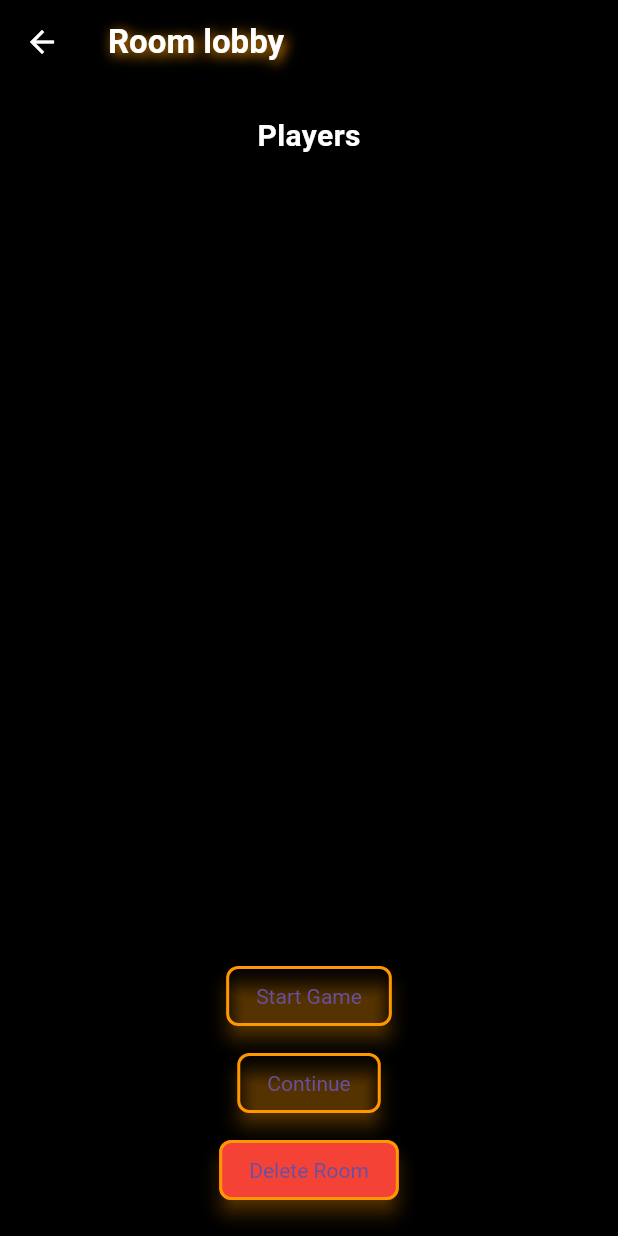
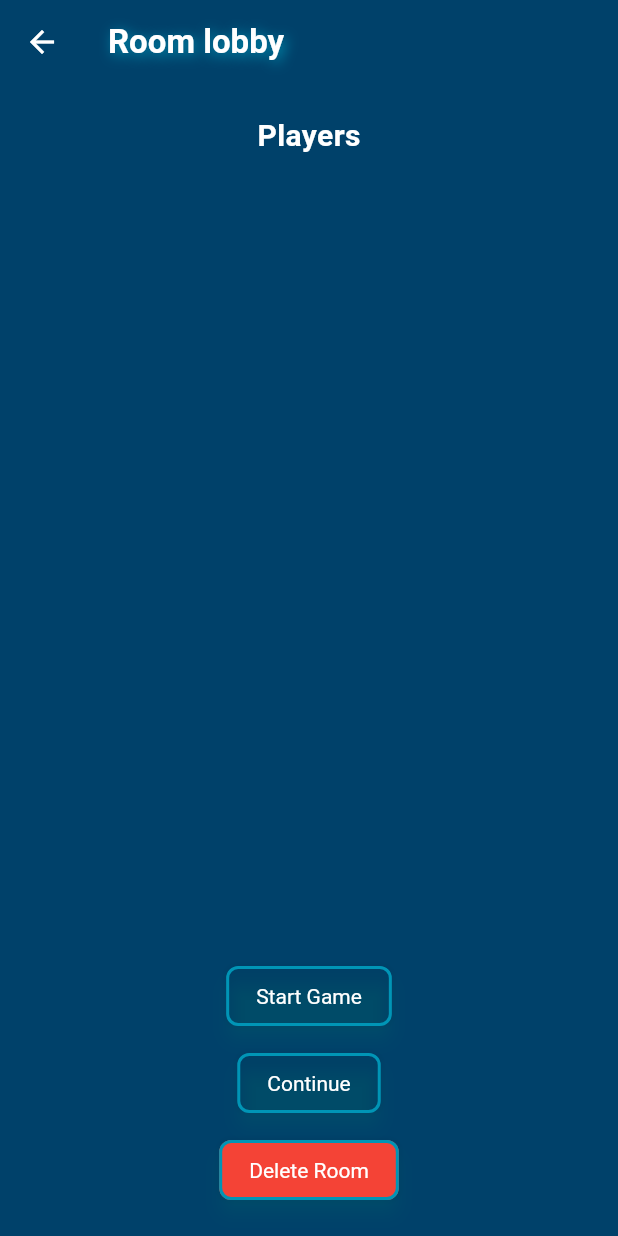
Before and after one commit to noclone/noquiz_client, a Flutter app: the AdminRoomLobbyPage screen opened directly with empty values, on a phone screen of 412 x 824 dp. Run offline on Flutter 3.47's test engine with Material 3 defaults, Android fonts, the light colour scheme and no system bars; our stand-ins replace shared_preferences, vibration; missing offline and left inert: qr_flutter_new; accounts and stored records are empty; network calls fail.

Commit message:
Light theme fixes

```diff
--- a/lib/components/color_manager.dart
+++ b/lib/components/color_manager.dart
@@ -2,7 +2,7 @@ import 'package:flutter/material.dart';
 import 'package:noquiz_client/utils/colors.dart';
 
 class ColorManager with ChangeNotifier {
-  AppColors _currentColors = darkColors;
+  AppColors _currentColors = lightColors;
 
   AppColors get currentColors => _currentColors;
 
--- a/lib/pages/admin/admin_room_lobby_page.dart
+++ b/lib/pages/admin/admin_room_lobby_page.dart
@@ -1,9 +1,11 @@
 import 'package:flutter/material.dart';
 import 'package:noquiz_client/components/appbar.dart';
+import 'package:noquiz_client/components/color_manager.dart';
 import 'package:noquiz_client/components/player_list.dart';
 import 'package:noquiz_client/pages/admin/game_page/admin_room_game_page.dart';
 import 'package:noquiz_client/utils/preferences.dart';
 import 'package:noquiz_client/utils/socket.dart';
+import 'package:provider/provider.dart';
 import 'package:web_socket_channel/web_socket_channel.dart';
 
 
@@ -99,6 +101,7 @@ class _AdminRoomLobbyPageState extends State<AdminRoomLobbyPage> {
 
   @override
   Widget build(BuildContext context) {
+    final colorManager = Provider.of<ColorManager>(context);
     return Scaffold(
       appBar: const NQAppBar(title: 'Room lobby'),
       body: SafeArea(
@@ -113,12 +116,12 @@ class _AdminRoomLobbyPageState extends State<AdminRoomLobbyPage> {
               const SizedBox(height: 20),
               ElevatedButton(
                 onPressed: _startGame,
-                child: const Text('Start Game'),
+                child: Text('Start Game', style: TextStyle(color: colorManager.currentColors.textPrimaryColor),),
               ),
               const SizedBox(height: 10),
               ElevatedButton(
                 onPressed: _continue,
-                child: const Text('Continue'),
+                child: Text('Continue', style: TextStyle(color: colorManager.currentColors.textPrimaryColor),),
               ),
               const SizedBox(height: 10),
               ElevatedButton(
@@ -126,7 +129,7 @@ class _AdminRoomLobbyPageState extends State<AdminRoomLobbyPage> {
                 style: ElevatedButton.styleFrom(
                   backgroundColor: Colors.red,
                 ),
-                child: const Text('Delete Room'),
+                child: Text('Delete Room', style: TextStyle(color: colorManager.currentColors.textPrimaryColor),),
               ),
             ],
           ),
--- a/lib/pages/admin/game_page/buzzes_section.dart
+++ b/lib/pages/admin/game_page/buzzes_section.dart
@@ -66,7 +66,7 @@ class _BuzzesSectionState extends State<BuzzesSection> {
           const SizedBox(height: 10),
           ElevatedButton(
             onPressed: resetBuzzers,
-            child: const Text('Reset Buzzers'),
+            child: Text('Reset Buzzers', style: TextStyle(color: colorManager.currentColors.textPrimaryColor),),
           ),
           Expanded(
             child: ListView.builder(
--- a/lib/pages/admin/game_page/questions_section.dart
+++ b/lib/pages/admin/game_page/questions_section.dart
@@ -121,7 +121,7 @@ class _QuestionsSectionState extends State<QuestionsSection> {
                 padding: const EdgeInsets.all(4.0),
                 child: ElevatedButton(
                   onPressed: () => fetchCategoryQuestions(theme),
-                  child: Text(theme),
+                  child: Text(theme, style: TextStyle(color: colorManager.currentColors.textPrimaryColor)),
                 ),
               );
             },
@@ -149,14 +149,17 @@ class _QuestionsSectionState extends State<QuestionsSection> {
                       children: [
                         IconButton(
                           icon: const Icon(Icons.skip_next),
+                          color: colorManager.currentColors.textPrimaryColor,
                           onPressed: () => skipQuestion(index),
                         ),
                         IconButton(
                           icon: const Icon(Icons.send),
+                          color: colorManager.currentColors.textPrimaryColor,
                           onPressed: () => sendQuestionToSocket(index),
                         ),
                         IconButton(
                           icon: const Icon(Icons.visibility),
+                          color: colorManager.currentColors.textPrimaryColor,
                           onPressed: () => sendShowAnswersToSocket(index),
                         ),
                       ],
--- a/lib/pages/admin/game_page/right_order_section.dart
+++ b/lib/pages/admin/game_page/right_order_section.dart
@@ -102,14 +102,17 @@ class _RightOrderSectionState extends State<RightOrderSection> {
                     children: [
                       IconButton(
                         icon: const Icon(Icons.skip_next),
+                        color: colorManager.currentColors.textPrimaryColor,
                         onPressed: () => skipQuestion(index),
                       ),
                       IconButton(
                         icon: const Icon(Icons.send),
+                        color: colorManager.currentColors.textPrimaryColor,
                         onPressed: () => sendQuestionToSocket(index),
                       ),
                       IconButton(
                         icon: const Icon(Icons.visibility),
+                        color: colorManager.currentColors.textPrimaryColor,
                         onPressed: () => sendShowAnswersToSocket(index),
                       ),
                     ],
--- a/lib/pages/admin/game_page/themes_section.dart
+++ b/lib/pages/admin/game_page/themes_section.dart
@@ -135,7 +135,7 @@ class _ThemesSectionState extends State<ThemesSection> {
                   padding: const EdgeInsets.all(4.0),
                   child: ElevatedButton(
                     onPressed: () => fetchThemeQuestions(theme),
-                    child: Text(theme),
+                    child: Text(theme, style: TextStyle(color: colorManager.currentColors.textPrimaryColor),),
                   ),
                 );
               } else if (index == themes.length) {
@@ -143,6 +143,7 @@ class _ThemesSectionState extends State<ThemesSection> {
                   padding: const EdgeInsets.all(4.0),
                   child: IconButton(
                     icon: const Icon(Icons.screen_share),
+                    color: colorManager.currentColors.textPrimaryColor,
                     onPressed: () => showThemes(),
                   ),
                 );
@@ -151,6 +152,7 @@ class _ThemesSectionState extends State<ThemesSection> {
                   padding: const EdgeInsets.all(4.0),
                   child: IconButton(
                     icon: const Icon(Icons.send),
+                    color: colorManager.currentColors.textPrimaryColor,
                     onPressed: () => sendThemeAnswers(),
                   ),
                 );
--- a/lib/pages/admin/game_page/timer_section.dart
+++ b/lib/pages/admin/game_page/timer_section.dart
@@ -87,7 +87,7 @@ class _TimerSectionState extends State<TimerSection> {
           const SizedBox(height: 10),
           ElevatedButton(
             onPressed: toggleTimerVisibility,
-            child: Text(isTimerVisible ? 'Hide Timer' : 'Show Timer'),
+            child: Text(isTimerVisible ? 'Hide Timer' : 'Show Timer', style: TextStyle(color: colorManager.currentColors.textPrimaryColor),),
           ),
           const SizedBox(height: 10),
           Visibility(
@@ -98,7 +98,7 @@ class _TimerSectionState extends State<TimerSection> {
                 const SizedBox(height: 20),
                 ElevatedButton(
                   onPressed: toggleTimer,
-                  child: Text(isTimerRunning ? 'Pause Timer' : 'Start Timer'),
+                  child: Text(isTimerRunning ? 'Pause Timer' : 'Start Timer', style: TextStyle(color: colorManager.currentColors.textPrimaryColor),),
                 ),
                 const SizedBox(height: 5),
                 ElevatedButton(
@@ -108,7 +108,7 @@ class _TimerSectionState extends State<TimerSection> {
                     });
                     _resetTimer();
                   },
-                  child: const Text('Reset Timer'),
+                  child: Text('Reset Timer', style: TextStyle(color: colorManager.currentColors.textPrimaryColor),),
                 ),
               ],
             ),
--- a/lib/pages/display/display_room_lobby_page.dart
+++ b/lib/pages/display/display_room_lobby_page.dart
@@ -109,7 +109,7 @@ class _DisplayRoomLobbyPageState extends State<DisplayRoomLobbyPage> {
             ),
             ElevatedButton(
               onPressed: _validateAndShowQRCode,
-              child: const Text('Generate QR Code'),
+              child: Text('Generate QR Code', style: TextStyle(color: colorManager.currentColors.textPrimaryColor),),
             ),
           ],
         ),
--- a/lib/pages/display/game_page/player_answers_display.dart
+++ b/lib/pages/display/game_page/player_answers_display.dart
@@ -125,7 +125,7 @@ class _PlayerAnswersDisplayState extends State<PlayerAnswersDisplay> {
                   },
                   child: Text(
                     'Show Answer',
-                    style: TextStyle(fontSize: screenWidth * 0.03),
+                    style: TextStyle(fontSize: screenWidth * 0.03, color: colorManager.currentColors.textPrimaryColor),
                   ),
                 ),
               ),
--- a/lib/pages/player/number_input.dart
+++ b/lib/pages/player/number_input.dart
@@ -44,7 +44,7 @@ class _NumberInputComponentState extends State<NumberInputComponent> {
         ),
         ElevatedButton(
           onPressed: _submitNumber,
-          child: const Text('Submit'),
+          child: Text('Submit', style: TextStyle(color: colorManager.currentColors.textPrimaryColor),),
         ),
       ],
     );
--- a/lib/pages/player/player_room_lobby_page.dart
+++ b/lib/pages/player/player_room_lobby_page.dart
@@ -28,9 +28,8 @@ class _PlayerRoomLobbyPageState extends State<PlayerRoomLobbyPage> {
   @override
   void initState() {
     super.initState();
-    final colorManager = Provider.of<ColorManager>(context);
     WidgetsBinding.instance.addPostFrameCallback((_) {
-      _showNicknameDialog(colorManager);
+      _showNicknameDialog();
     });
 
     widget.broadcastStream.listen((message) {
@@ -52,8 +51,9 @@ class _PlayerRoomLobbyPageState extends State<PlayerRoomLobbyPage> {
     checkRoomState(widget.roomId, goToNextPage);
   }
 
-  void _showNicknameDialog(ColorManager colorManager) {
+  void _showNicknameDialog() {
     TextEditingController nicknameController = TextEditingController();
+    final colorManager = Provider.of<ColorManager>(context, listen: false);
 
     showDialog(
       context: context,
```
Also changed, not shown: lib/pages/admin/game_page/board_section.dart (+19 -5 lines).
